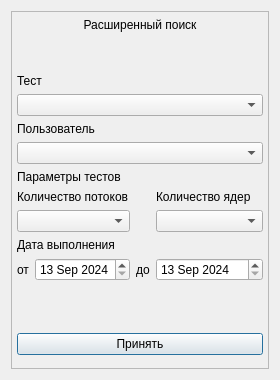
Above: pages/Result/extension_search.ui from Glebuc/pyside6-tst before the change. Below: the same form after it.
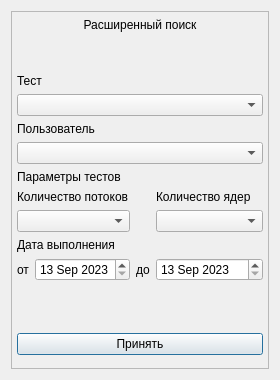
That is the form after the change.

Commit message: Added SQL for geting data about users and dates

```diff
--- a/pages/Result/extension_search.ui
+++ b/pages/Result/extension_search.ui
@@ -169,14 +169,21 @@
           </property>
           <property name="minimumDateTime">
            <datetime>
-            <hour>15</hour>
+            <hour>9</hour>
             <minute>0</minute>
             <second>0</second>
-            <year>2024</year>
+            <year>2023</year>
             <month>9</month>
             <day>13</day>
            </datetime>
           </property>
+          <property name="minimumDate">
+           <date>
+            <year>2023</year>
+            <month>9</month>
+            <day>13</day>
+           </date>
+          </property>
          </widget>
         </item>
         <item row="3" column="0" colspan="10">
@@ -199,14 +206,21 @@
           </property>
           <property name="minimumDateTime">
            <datetime>
-            <hour>15</hour>
+            <hour>9</hour>
             <minute>0</minute>
             <second>0</second>
-            <year>2024</year>
+            <year>2023</year>
             <month>9</month>
             <day>13</day>
            </datetime>
           </property>
+          <property name="minimumDate">
+           <date>
+            <year>2023</year>
+            <month>9</month>
+            <day>13</day>
+           </date>
+          </property>
          </widget>
         </item>
         <item row="7" column="0" colspan="10">
```
The commit also changes 5 other files.
